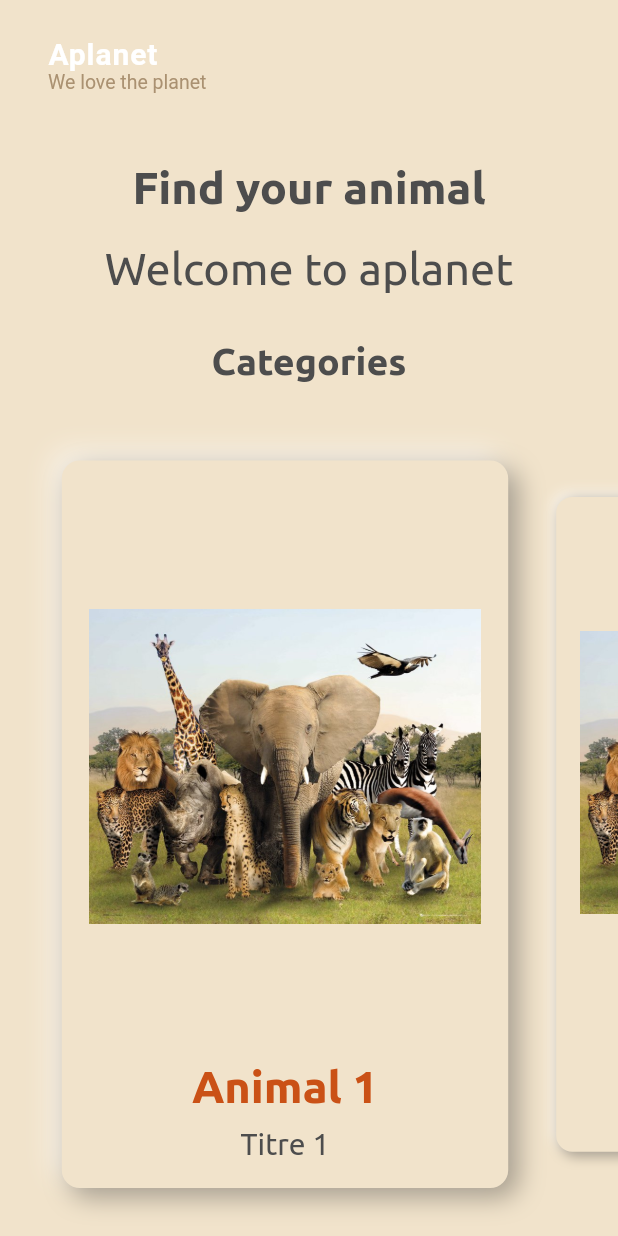
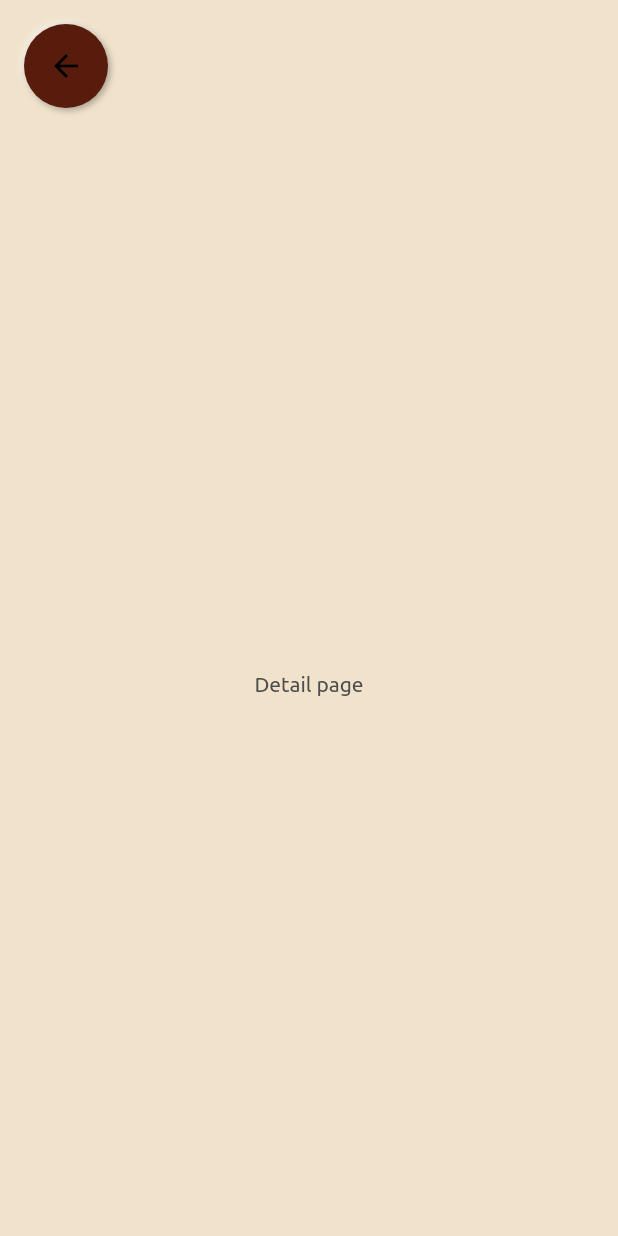
Before and after one commit to Donfreddy/animal_app, a Flutter app: the screen it shows after launch, after a tap on "Animal 2", on a phone screen of 412 x 824 dp. Run offline on Flutter 3.47's test engine with Material 2 defaults, Android fonts, the phone set to English and light mode, and no system bars; drawn by our look-alikes of flutter_neumorphic; our stand-ins replace cloud_firestore, font_awesome_flutter, package_info; accounts and stored records are empty; project files that could hold a hidden picture were left out.

Commit message:
setup firebase

```diff
--- /dev/null
+++ b/lib/models/pages_arguments.dart
@@ -0,0 +1,43 @@
+import 'package:animal_app/models/animal.dart';
+import 'package:flutter/foundation.dart';
+import 'package:flutter/widgets.dart';
+
+class ItemPageArguments {
+  final Animal animal;
+
+  ItemPageArguments({this.animal});
+}
+
+class MainPageArguments {
+  final Animal animal;
+  final CardPosition cardPosition;
+
+  MainPageArguments({this.animal, @required this.cardPosition});
+}
+
+class CardPosition {
+  final double left;
+  final double top;
+  final double right;
+  final double bottom;
+
+  factory CardPosition.getPosition(BuildContext context) {
+    //search widget
+    final renderBox = context.findRenderObject() as RenderBox;
+    //get position widget
+    final position = renderBox.localToGlobal(Offset.zero);
+    //get size widget
+    final size = renderBox.size;
+    //get screen size
+    var screenWidth = MediaQuery.of(context).size.width;
+    var screenHeight = MediaQuery.of(context).size.height;
+
+    return CardPosition(
+        left: position.dx,
+        top: position.dy,
+        right: screenWidth - size.width - position.dx,
+        bottom: screenHeight - size.height - position.dy);
+  }
+
+  CardPosition({this.left = 0, this.top = 0, this.right = 0, this.bottom = 0});
+}
--- /dev/null
+++ b/lib/pages/animal_info.dart
@@ -0,0 +1,52 @@
+import 'package:animal_app/models/pages_arguments.dart';
+import 'package:flutter_neumorphic/flutter_neumorphic.dart';
+import 'package:animal_app/routes/router.dart';
+import 'package:animal_app/styles/style.dart';
+import 'package:flutter/material.dart';
+
+class AnimalInfo extends StatefulWidget {
+  final MainPageArguments args;
+
+  const AnimalInfo(MainPageArguments arguments, {Key key, this.args})
+      : super(key: key);
+  @override
+  _AnimalInfoState createState() => _AnimalInfoState();
+}
+
+class _AnimalInfoState extends State<AnimalInfo> {
+  AnimationPageInjection animationPageInjection;
+
+  ///check page transistion end
+  bool get _transistionPageEnd =>
+      animationPageInjection.animationPage.value == 1;
+
+  @override
+  void initState() {
+    // get all data here
+
+    super.initState();
+  }
+
+  @override
+  void didChangeDependencies() {
+    //update animation injection
+    animationPageInjection = AnimationPageInjection.of(context);
+    super.didChangeDependencies();
+  }
+
+  @override
+  Widget build(BuildContext context) {
+    return Scaffold(
+      appBar: NeumorphicAppBar(),
+      backgroundColor: vintageBg,
+      body: Center(
+        child: Container(
+          child: Text(
+            'Detail page',
+            style: TextStyle(color: blackText),
+          ),
+        ),
+      ),
+    );
+  }
+}
--- a/lib/pages/home.dart
+++ b/lib/pages/home.dart
@@ -1,6 +1,7 @@
 import 'package:animal_app/pages/home_drawer.dart';
 import 'package:animal_app/styles/style.dart';
 import 'package:animal_app/widgets/carousel.dart';
+import 'package:animal_app/widgets/search_text_field.dart';
 import 'package:flutter/material.dart';
 import 'package:flutter_neumorphic/flutter_neumorphic.dart';
 
@@ -46,41 +47,30 @@ class _HomePageState extends State<HomePage> {
       ),
       body: Container(
         child: Column(
+          crossAxisAlignment: CrossAxisAlignment.start,
           children: <Widget>[
             Padding(
-              padding: EdgeInsets.only(left: 0, top: 20.0),
+              padding: EdgeInsets.only(left: 32.0, top: 10.0),
               child: Container(
                 child: Text(
-                  'Find your animal',
-                  style: TextStyle(
-                      color: blackText,
-                      fontSize: 30.0,
-                      fontWeight: FontWeight.w600),
-                ),
-              ),
-            ),
-            Padding(
-              padding: EdgeInsets.only(left: 0, top: 20.0),
-              child: Container(
-                child: Text(
-                  'Welcome to aplanet',
+                  'Find Your \nFavorite Animal',
                   style: TextStyle(
                     color: blackText,
                     fontSize: 30.0,
+                    fontWeight: FontWeight.w600,
                   ),
                 ),
               ),
             ),
-            SizedBox(height: 30),
-            Text(
-              "Categories",
-              style: TextStyle(
-                color: blackText,
-                fontSize: 25,
-                fontWeight: FontWeight.w600,
+            SizedBox(height: 20.0),
+            Padding(
+              padding: EdgeInsets.symmetric(horizontal: 32.0),
+              child: SearchTextField(
+                onChanged: (search) {
+                  setState(() {});
+                },
               ),
             ),
-            SizedBox(height: 20),
             Carousel(),
           ],
         ),
--- a/lib/routes/router.dart
+++ b/lib/routes/router.dart
@@ -1,13 +1,123 @@
-import 'package:animal_app/pages/404.dart';
+import 'package:animal_app/models/pages_arguments.dart';
+import 'package:animal_app/pages/404_page.dart';
+import 'package:animal_app/pages/animal_info.dart';
 import 'package:animal_app/pages/home.dart';
 import 'package:flutter/material.dart';
+import 'package:flutter_neumorphic/flutter_neumorphic.dart';
 
 Route geneateRoute(RouteSettings settings) {
   //check named route and return page
   switch (settings.name) {
     case '/':
       return MaterialPageRoute<Widget>(builder: (context) => HomePage());
+    case '/detail':
+      //return router with card animation
+      return CardRoute(
+          widget: AnimalInfo(settings.arguments as MainPageArguments),
+          arguments: settings.arguments as MainPageArguments);
     default:
       return MaterialPageRoute<Widget>(builder: (context) => Page404());
   }
 }
+
+class CardRoute extends PageRouteBuilder<Widget> {
+  final Widget widget;
+  final MainPageArguments arguments;
+
+  CardRoute({@required this.widget, @required this.arguments})
+      : super(
+          pageBuilder: (BuildContext context, Animation<double> animation,
+              Animation<double> secondaryAnimation) {
+            return widget;
+            //return AnimationPageInjection(child: widget, animationPage: animation);
+          },
+          transitionsBuilder: (BuildContext context,
+              Animation<double> animation,
+              Animation<double> secondaryAnimation,
+              Widget child) {
+            var curvedAnimation = CurvedAnimation(
+              parent: animation,
+              curve: Curves.easeOut,
+            );
+
+            return CardTransition(
+                child: child,
+                animation: curvedAnimation,
+                cardPosition: arguments.cardPosition);
+          },
+          transitionDuration: Duration(milliseconds: 300),
+        );
+}
+
+class CardTransition extends AnimatedWidget {
+  const CardTransition(
+      {Key key,
+      @required Animation<double> animation,
+      this.child,
+      @required this.cardPosition})
+      : assert(animation != null),
+        super(key: key, listenable: animation);
+
+  Animation<double> get animation => listenable as Animation<double>;
+  final Widget child;
+  final CardPosition cardPosition;
+
+  @override
+  Widget build(BuildContext context) {
+    var animValue = animation.value;
+    var paddingAnim = 32.0 - 32.0 * animValue;
+    var borderAnim = BorderRadius.circular(16.0 - 16.0 * animValue);
+
+    var animLeft = cardPosition.left - cardPosition.left * animValue;
+    var animRight = cardPosition.right - cardPosition.right * animValue;
+    var animTop = cardPosition.top - cardPosition.top * animValue;
+    var animBottom = cardPosition.bottom - cardPosition.bottom * animValue;
+
+    return Stack(children: <Widget>[
+      Positioned(
+        left: animLeft,
+        right: animRight,
+        top: animTop,
+        bottom: animBottom,
+        child: Neumorphic(
+          duration: const Duration(),
+          style: NeumorphicStyle(
+            boxShape: NeumorphicBoxShape.roundRect(borderAnim),
+          ),
+
+          margin: EdgeInsets.fromLTRB(0, paddingAnim, paddingAnim, paddingAnim),
+
+          ///https://flutter.dev/docs/perf/rendering/best-practices#pitfalls
+          ///TODO: optimization opacity
+          child: AnimatedOpacity(
+            opacity: animValue,
+            duration: const Duration(),
+            child:
+                AnimationPageInjection(child: child, animationPage: animation),
+          ),
+        ),
+      ),
+    ]);
+  }
+}
+
+//animation page injector
+class AnimationPageInjection extends InheritedWidget {
+  final Animation<double> animationPage;
+
+  const AnimationPageInjection({
+    Key key,
+    @required this.animationPage,
+    @required Widget child,
+  })  : assert(child != null),
+        assert(animationPage != null),
+        super(key: key, child: child);
+
+  static AnimationPageInjection of(BuildContext context) {
+    return context.dependOnInheritedWidgetOfExactType<AnimationPageInjection>();
+  }
+
+  @override
+  bool updateShouldNotify(AnimationPageInjection oldWidget) =>
+      animationPage != oldWidget.animationPage;
+}
--- a/lib/widgets/carousel.dart
+++ b/lib/widgets/carousel.dart
@@ -1,11 +1,19 @@
 import 'dart:math';
 
 import 'package:animal_app/models/animal.dart';
+import 'package:animal_app/models/pages_arguments.dart';
 import 'package:animal_app/styles/style.dart';
+import 'package:cloud_firestore/cloud_firestore.dart';
 import 'package:flutter/material.dart';
 import 'package:flutter_neumorphic/flutter_neumorphic.dart';
-import 'package:provider/provider.dart';
-// import 'package:provider/provider.dart';
+
+final List<Animal> _animalList = [
+  new Animal('Animal 1', 'Titre 1', 'assets/images/wild_animals.jpeg'),
+  new Animal('Animal 2', 'Titre 2', 'assets/images/wild_animals.jpeg'),
+  new Animal('Animal 3', 'Titre 3', 'assets/images/wild_animals.jpeg'),
+  new Animal('Animal 4', 'Titre 4', 'assets/images/wild_animals.jpeg'),
+  new Animal('Animal 5', 'Titre 5', 'assets/images/wild_animals.jpeg'),
+];
 
 class Carousel extends StatefulWidget {
   @override
@@ -13,16 +21,10 @@ class Carousel extends StatefulWidget {
 }
 
 class _CarouselState extends State<Carousel> {
-  final List<Animal> _animalList = [
-    new Animal('Animal 1', 'Titre 1', 'assets/images/wild_animals.jpeg'),
-    new Animal('Animal 2', 'Titre 2', 'assets/images/wild_animals.jpeg'),
-    new Animal('Animal 3', 'Titre 3', 'assets/images/wild_animals.jpeg'),
-    new Animal('Animal 4', 'Titre 4', 'assets/images/wild_animals.jpeg'),
-    new Animal('Animal 5', 'Titre 5', 'assets/images/wild_animals.jpeg'),
-  ];
-
   final PageController _pageController =
       PageController(initialPage: 0, viewportFraction: 0.8);
+
+  List<DocumentSnapshot> _animals = [];
 
   final double scaleFraction = 0.9;
   final double scaleDepth = 0.5;
@@ -38,6 +40,13 @@ class _CarouselState extends State<Carousel> {
       });
     }
     return false;
+  }
+
+
+
+  @override
+  void initState() {
+    super.initState();
   }
 
   @override
@@ -82,10 +91,14 @@ class AnimalCard extends StatelessWidget {
         child: GestureDetector(
           behavior: HitTestBehavior.opaque,
           onTap: () {
-            /*  Navigator.pushNamed(context, '/category',
-                arguments: MainPageArguments(
-                    category: category,
-                    cardPosition: CardPosition.getPosition(context))); */
+            Navigator.pushNamed(
+              context,
+              '/detail',
+              arguments: MainPageArguments(
+                animal: animal,
+                cardPosition: CardPosition.getPosition(context),
+              ),
+            );
           },
           child: Column(
             crossAxisAlignment: CrossAxisAlignment.center,
--- /dev/null
+++ b/lib/widgets/search_text_field.dart
@@ -0,0 +1,44 @@
+import 'package:animal_app/styles/style.dart';
+import 'package:flutter_neumorphic/flutter_neumorphic.dart';
+
+class SearchTextField extends StatefulWidget {
+  final ValueChanged<String> onChanged;
+
+  SearchTextField({this.onChanged});
+
+  @override
+  _SearchTextFieldState createState() => _SearchTextFieldState();
+}
+
+class _SearchTextFieldState extends State<SearchTextField> {
+  TextEditingController _controller;
+
+  @override
+  void initState() {
+    _controller = TextEditingController();
+    super.initState();
+  }
+
+  @override
+  Widget build(BuildContext context) {
+    return Neumorphic(
+      style: NeumorphicStyle(
+        color: brownText.withOpacity(.4),
+        depth: NeumorphicTheme.embossDepth(context),
+        boxShape: NeumorphicBoxShape.stadium(),
+      ),
+      padding: EdgeInsets.symmetric(horizontal: 20.0),
+      child: TextFormField(
+        cursorColor: vintageBg,
+        cursorRadius: Radius.circular(2.0),
+        cursorWidth: 3,
+        onChanged: this.widget.onChanged,
+        controller: _controller,
+        decoration: InputDecoration.collapsed(
+          hintText: 'Search...',
+          hintStyle: TextStyle(color: whiteText, fontFamily: 'ubuntu'),
+        ),
+      ),
+    );
+  }
+}
```
Also changed, not shown: lib/models/animal.dart (+87 -0 lines), lib/services/query_data.dart (added, +10 -0 lines), pubspec.yaml (+9 -52 lines), lib/pages/404_page.dart (renamed from lib/pages/404.dart), pubspec.lock, 3 other files.
